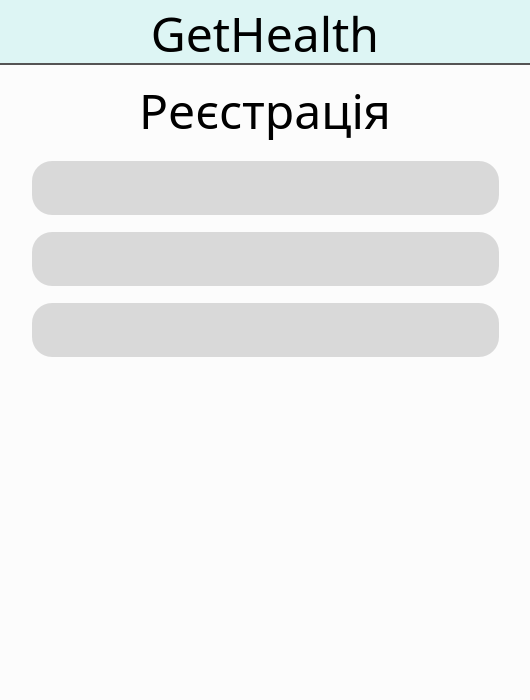
Old version of the form registration.ui in the repository sopkodioni/gethealth.
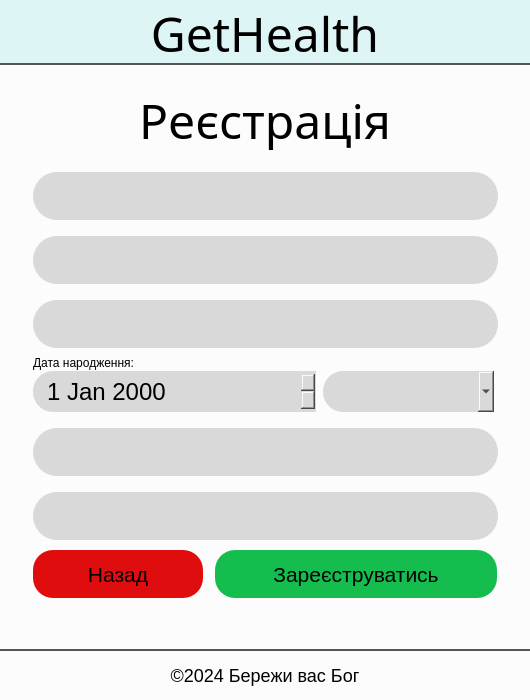
New version of the form.

Commit message: added page "Registration"

```diff
--- a/registration.ui
+++ b/registration.ui
@@ -69,7 +69,7 @@
    <property name="geometry">
     <rect>
      <x>0</x>
-     <y>80</y>
+     <y>90</y>
      <width>530</width>
      <height>61</height>
     </rect>
@@ -94,31 +94,90 @@
     <set>Qt::AlignCenter</set>
    </property>
   </widget>
-  <widget class="QWidget" name="verticalLayoutWidget">
+  <widget class="QLineEdit" name="userSurname">
+   <property name="enabled">
+    <bool>true</bool>
+   </property>
    <property name="geometry">
     <rect>
-     <x>0</x>
-     <y>150</y>
-     <width>531</width>
-     <height>221</height>
+     <x>33</x>
+     <y>300</y>
+     <width>465</width>
+     <height>48</height>
     </rect>
    </property>
-   <layout class="QVBoxLayout" name="verticalLayout">
-    <property name="leftMargin">
-     <number>32</number>
-    </property>
-    <property name="rightMargin">
-     <number>32</number>
-    </property>
-    <item>
+   <property name="font">
+    <font>
+     <family>Microsoft JhengHei UI</family>
+     <pointsize>18</pointsize>
+    </font>
+   </property>
+   <property name="acceptDrops">
+    <bool>false</bool>
+   </property>
+   <property name="styleSheet">
+    <string notr="true">background: #D9D9D9;
+border: none;
+padding: 8px 18px;
+border-radius: 24px;</string>
+   </property>
+   <property name="text">
+    <string/>
+   </property>
+   <property name="maxLength">
+    <number>20</number>
+   </property>
+  </widget>
+  <widget class="QLineEdit" name="userPatronymic">
+   <property name="enabled">
+    <bool>true</bool>
+   </property>
+   <property name="geometry">
+    <rect>
+     <x>33</x>
+     <y>236</y>
+     <width>465</width>
+     <height>48</height>
+    </rect>
+   </property>
+   <property name="font">
+    <font>
+     <family>Microsoft JhengHei UI</family>
+     <pointsize>18</pointsize>
+    </font>
+   </property>
+   <property name="acceptDrops">
+    <bool>false</bool>
+   </property>
+   <property name="styleSheet">
+    <string notr="true">background: #D9D9D9;
+border: none;
+padding: 8px 18px;
+border-radius: 24px;</string>
+   </property>
+   <property name="text">
+    <string/>
+   </property>
+   <property name="maxLength">
+    <number>20</number>
+   </property>
+  </widget>
      <widget class="QLineEdit" name="userName">
       <property name="enabled">
        <bool>true</bool>
       </property>
+   <property name="geometry">
+    <rect>
+     <x>33</x>
+     <y>172</y>
+     <width>465</width>
+     <height>48</height>
+    </rect>
+   </property>
       <property name="font">
        <font>
         <family>Microsoft JhengHei UI</family>
-        <pointsize>24</pointsize>
+     <pointsize>18</pointsize>
        </font>
       </property>
       <property name="acceptDrops">
@@ -128,10 +187,91 @@
        <string notr="true">background: #D9D9D9;
 border: none;
 padding: 8px 18px;
-border-radius: 20px;
+border-radius: 24px;
 
 
 </string>
+   </property>
+   <property name="text">
+    <string/>
+   </property>
+   <property name="maxLength">
+    <number>15</number>
+   </property>
+  </widget>
+  <widget class="QDateEdit" name="userDateOfBirthday">
+   <property name="geometry">
+    <rect>
+     <x>33</x>
+     <y>371</y>
+     <width>283</width>
+     <height>41</height>
+    </rect>
+   </property>
+   <property name="font">
+    <font>
+     <family>Microsoft JhengHei UI</family>
+     <pointsize>18</pointsize>
+    </font>
+   </property>
+   <property name="styleSheet">
+    <string notr="true">background: #D9D9D9;
+border-bottom-left-radius: 20px;
+border-top-left-radius: 20px;
+padding: 8px 12px;</string>
+   </property>
+  </widget>
+  <widget class="QComboBox" name="userGender">
+   <property name="geometry">
+    <rect>
+     <x>323</x>
+     <y>371</y>
+     <width>171</width>
+     <height>41</height>
+    </rect>
+   </property>
+   <property name="font">
+    <font>
+     <family>Microsoft JhengHei UI</family>
+     <pointsize>18</pointsize>
+    </font>
+   </property>
+   <property name="cursor">
+    <cursorShape>PointingHandCursor</cursorShape>
+   </property>
+   <property name="styleSheet">
+    <string notr="true">background: #D9D9D9;
+border-bottom-left-radius: 20px;
+border-top-left-radius: 20px;
+padding: 8px 12px;</string>
+   </property>
+  </widget>
+  <widget class="QLineEdit" name="userNumberPhone">
+   <property name="enabled">
+    <bool>true</bool>
+   </property>
+   <property name="geometry">
+    <rect>
+     <x>33</x>
+     <y>428</y>
+     <width>465</width>
+     <height>48</height>
+    </rect>
+   </property>
+   <property name="font">
+    <font>
+     <family>Microsoft JhengHei UI</family>
+     <pointsize>18</pointsize>
+    </font>
+   </property>
+   <property name="acceptDrops">
+    <bool>false</bool>
+   </property>
+   <property name="styleSheet">
+    <string notr="true">background: #D9D9D9;
+border: none;
+padding: 8px 18px;
+border-radius: 24px;</string>
       </property>
       <property name="text">
        <string/>
@@ -140,16 +280,22 @@
        <number>10</number>
       </property>
      </widget>
-    </item>
-    <item>
-     <widget class="QLineEdit" name="userPatronymic">
+  <widget class="QLineEdit" name="userPassword">
       <property name="enabled">
        <bool>true</bool>
       </property>
+   <property name="geometry">
+    <rect>
+     <x>33</x>
+     <y>492</y>
+     <width>465</width>
+     <height>48</height>
+    </rect>
+   </property>
       <property name="font">
        <font>
         <family>Microsoft JhengHei UI</family>
-        <pointsize>24</pointsize>
+     <pointsize>18</pointsize>
        </font>
       </property>
       <property name="acceptDrops">
@@ -159,8 +305,7 @@
        <string notr="true">background: #D9D9D9;
 border: none;
 padding: 8px 18px;
-border-radius: 20px;
-</string>
+border-radius: 24px;</string>
       </property>
       <property name="text">
        <string/>
@@ -169,37 +314,101 @@
        <number>20</number>
       </property>
      </widget>
-    </item>
-    <item>
-     <widget class="QLineEdit" name="userSurname">
-      <property name="enabled">
-       <bool>true</bool>
-      </property>
+  <widget class="QLabel" name="label_3">
+   <property name="geometry">
+    <rect>
+     <x>33</x>
+     <y>355</y>
+     <width>161</width>
+     <height>16</height>
+    </rect>
+   </property>
+   <property name="text">
+    <string>Дата народження:</string>
+   </property>
+  </widget>
+  <widget class="QPushButton" name="sendRegistr">
+   <property name="geometry">
+    <rect>
+     <x>215</x>
+     <y>550</y>
+     <width>282</width>
+     <height>48</height>
+    </rect>
+   </property>
       <property name="font">
        <font>
         <family>Microsoft JhengHei UI</family>
-        <pointsize>24</pointsize>
-       </font>
-      </property>
-      <property name="acceptDrops">
-       <bool>false</bool>
+     <pointsize>16</pointsize>
+    </font>
+   </property>
+   <property name="cursor">
+    <cursorShape>PointingHandCursor</cursorShape>
       </property>
       <property name="styleSheet">
-       <string notr="true">background: #D9D9D9;
-border: none;
-padding: 8px 18px;
+    <string notr="true">background: #14BD4D;
 border-radius: 20px;
+color: #000;
+
 </string>
       </property>
       <property name="text">
-       <string/>
-      </property>
-      <property name="maxLength">
-       <number>20</number>
-      </property>
-     </widget>
-    </item>
-   </layout>
+    <string>Зареєструватись</string>
+   </property>
+  </widget>
+  <widget class="QPushButton" name="exit">
+   <property name="geometry">
+    <rect>
+     <x>33</x>
+     <y>550</y>
+     <width>170</width>
+     <height>48</height>
+    </rect>
+   </property>
+   <property name="font">
+    <font>
+     <family>Microsoft JhengHei UI</family>
+     <pointsize>16</pointsize>
+    </font>
+   </property>
+   <property name="cursor">
+    <cursorShape>PointingHandCursor</cursorShape>
+   </property>
+   <property name="mouseTracking">
+    <bool>true</bool>
+   </property>
+   <property name="styleSheet">
+    <string notr="true">background: #DF0D0D;
+border-radius: 20px;
+</string>
+   </property>
+   <property name="text">
+    <string>Назад</string>
+   </property>
+  </widget>
+  <widget class="QLabel" name="label_4">
+   <property name="geometry">
+    <rect>
+     <x>0</x>
+     <y>649</y>
+     <width>530</width>
+     <height>51</height>
+    </rect>
+   </property>
+   <property name="styleSheet">
+    <string notr="true">color: #000;
+font-size: 18px;
+border-top: 2px solid #555454;</string>
+   </property>
+   <property name="text">
+    <string>©2024 Бережи вас Бог</string>
+   </property>
+   <property name="textFormat">
+    <enum>Qt::RichText</enum>
+   </property>
+   <property name="alignment">
+    <set>Qt::AlignCenter</set>
+   </property>
   </widget>
  </widget>
  <resources/>
```
Lines whose indentation alone changed are shown as unchanged. The commit also changes 4 other files.
